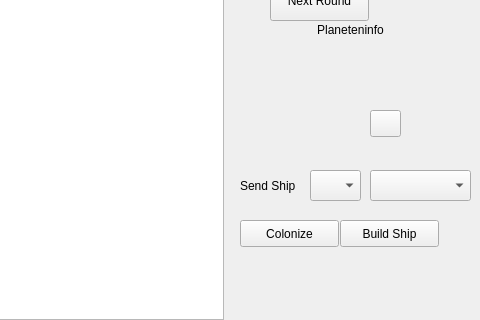
The window that view2D/MainWindow2D.ui (tglane/asteroids) describes before a commit, drawn with Qt 5; both pictures show x 320 to 800 and y 280 to 600 of the 800 by 600 pixel window.
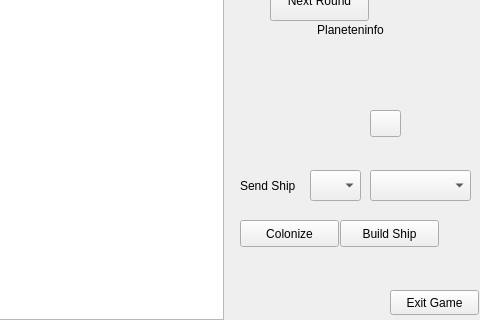
The same window after the commit.

Commit message: Added exit button

The edit to the form file:
```diff
--- a/view2D/MainWindow2D.ui
+++ b/view2D/MainWindow2D.ui
@@ -348,6 +348,19 @@
          </rect>
         </property>
        </widget>
+       <widget class="QPushButton" name="ExitGame">
+        <property name="geometry">
+         <rect>
+          <x>160</x>
+          <y>270</y>
+          <width>89</width>
+          <height>25</height>
+         </rect>
+        </property>
+        <property name="text">
+         <string>Exit Game</string>
+        </property>
+       </widget>
       </widget>
       <widget class="QPushButton" name="NextRound">
        <property name="geometry">
```
The commit also changes 2 other files.
